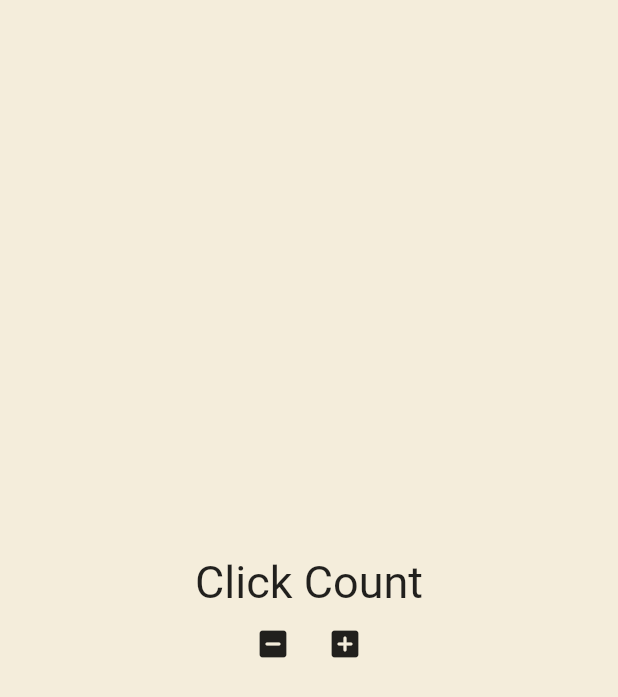
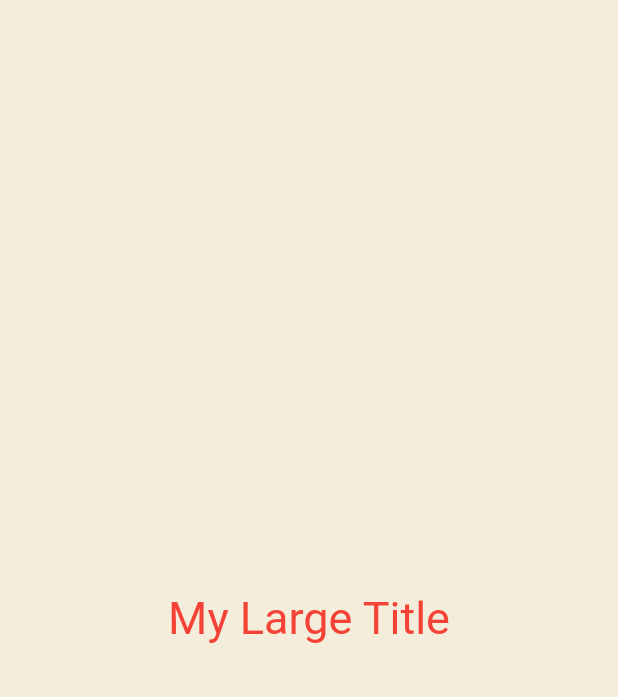
Before and after one commit to baekjungkim/statefull_widgets, a Flutter app: the screen it shows after launch, on a phone screen of 412 x 824 dp. Shown: the top 697 px of the screen. Run offline on Flutter 3.47's test engine with Material 2 defaults, Android fonts, the phone set to English and light mode, and no system bars.

Commit message:
#4.3 BuildContext

```diff
--- a/lib/main.dart
+++ b/lib/main.dart
@@ -32,36 +32,20 @@ class _AppState extends State<App> {
   @override
   Widget build(BuildContext context) {
     return MaterialApp(
+      theme: ThemeData(
+        textTheme: const TextTheme(
+          titleLarge: TextStyle(
+            color: Colors.red,
+          ),
+        ),
+      ),
       home: Scaffold(
         backgroundColor: const Color(0xfff4eddb),
         body: Center(
           child: Column(
             mainAxisAlignment: MainAxisAlignment.center,
-            children: [
-              const Text(
-                'Click Count',
-                style: TextStyle(
-                  fontSize: 30,
-                ),
-              ),
-              for (var number in numbers) Text('$number'),
-              Row(
-                mainAxisAlignment: MainAxisAlignment.center,
-                children: [
-                  IconButton(
-                    onPressed: onMinusClicked,
-                    icon: const Icon(
-                      Icons.indeterminate_check_box_rounded,
-                    ),
-                  ),
-                  IconButton(
-                    onPressed: onPlusClicked,
-                    icon: const Icon(
-                      Icons.add_box_rounded,
-                    ),
-                  ),
-                ],
-              ),
+            children: const [
+              MyLargeTitle(),
             ],
           ),
         ),
@@ -69,3 +53,20 @@ class _AppState extends State<App> {
     );
   }
 }
+
+class MyLargeTitle extends StatelessWidget {
+  const MyLargeTitle({
+    super.key,
+  });
+
+  @override
+  Widget build(BuildContext context) {
+    return Text(
+      'My Large Title',
+      style: TextStyle(
+        fontSize: 30,
+        color: Theme.of(context).textTheme.titleLarge?.color,
+      ),
+    );
+  }
+}
```
